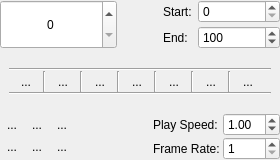
Old version of the form plugins/dockers/animation/wdg_animation.ui in the repository KDE/krita.
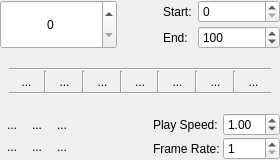
New version of the form. Custom widgets are drawn as their Qt base class.

Commit message: Stretch button in the animation docker horizontally to fill the available space. Otherwise you wonder why nothing happens when you click into the empty space right next to them

What changed in the file:
```diff
--- a/plugins/dockers/animation/wdg_animation.ui
+++ b/plugins/dockers/animation/wdg_animation.ui
@@ -164,7 +164,7 @@
         <item>
          <widget class="QToolButton" name="btnFirstFrame">
           <property name="sizePolicy">
-           <sizepolicy hsizetype="Maximum" vsizetype="Maximum">
+           <sizepolicy hsizetype="Expanding" vsizetype="Maximum">
             <horstretch>0</horstretch>
             <verstretch>0</verstretch>
            </sizepolicy>
@@ -196,7 +196,7 @@
         <item>
          <widget class="QToolButton" name="btnPreviousKeyFrame">
           <property name="sizePolicy">
-           <sizepolicy hsizetype="Maximum" vsizetype="Maximum">
+           <sizepolicy hsizetype="Expanding" vsizetype="Maximum">
             <horstretch>0</horstretch>
             <verstretch>0</verstretch>
            </sizepolicy>
@@ -228,7 +228,7 @@
         <item>
          <widget class="QToolButton" name="btnPreviousFrame">
           <property name="sizePolicy">
-           <sizepolicy hsizetype="Maximum" vsizetype="Maximum">
+           <sizepolicy hsizetype="Expanding" vsizetype="Maximum">
             <horstretch>0</horstretch>
             <verstretch>0</verstretch>
            </sizepolicy>
@@ -260,7 +260,7 @@
         <item>
          <widget class="QToolButton" name="btnPlay">
           <property name="sizePolicy">
-           <sizepolicy hsizetype="Maximum" vsizetype="Maximum">
+           <sizepolicy hsizetype="Expanding" vsizetype="Maximum">
             <horstretch>0</horstretch>
             <verstretch>0</verstretch>
            </sizepolicy>
@@ -292,7 +292,7 @@
         <item>
          <widget class="QToolButton" name="btnNextFrame">
           <property name="sizePolicy">
-           <sizepolicy hsizetype="Maximum" vsizetype="Maximum">
+           <sizepolicy hsizetype="Expanding" vsizetype="Maximum">
             <horstretch>0</horstretch>
             <verstretch>0</verstretch>
            </sizepolicy>
@@ -324,7 +324,7 @@
         <item>
          <widget class="QToolButton" name="btnNextKeyFrame">
           <property name="sizePolicy">
-           <sizepolicy hsizetype="Maximum" vsizetype="Maximum">
+           <sizepolicy hsizetype="Expanding" vsizetype="Maximum">
             <horstretch>0</horstretch>
             <verstretch>0</verstretch>
            </sizepolicy>
@@ -356,7 +356,7 @@
         <item>
          <widget class="QToolButton" name="btnLastFrame">
           <property name="sizePolicy">
-           <sizepolicy hsizetype="Maximum" vsizetype="Maximum">
+           <sizepolicy hsizetype="Expanding" vsizetype="Maximum">
             <horstretch>0</horstretch>
             <verstretch>0</verstretch>
            </sizepolicy>
```
